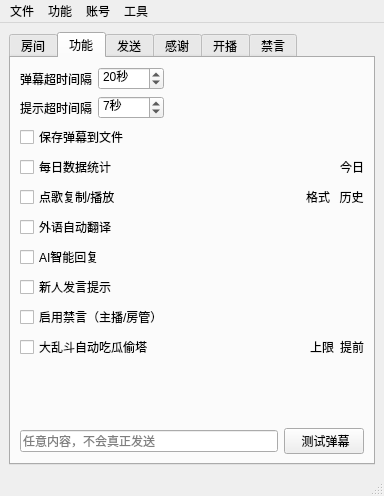
This is mainwindow.ui in iwxyi/Bilibili-MagicalDanmaku as Qt 5 draws it before an edit. The edited form follows.
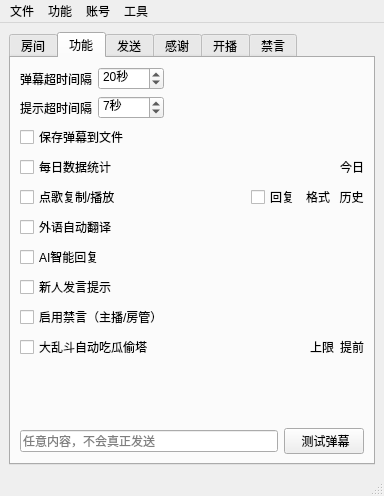
This is the edited form.

Commit message: 修复自动回复死循环点歌；优化点歌频率

Patch:
```diff
--- a/mainwindow.ui
+++ b/mainwindow.ui
@@ -263,7 +263,7 @@
          </layout>
         </item>
         <item>
-         <layout class="QHBoxLayout" name="horizontalLayout_4" stretch="1,0,0">
+         <layout class="QHBoxLayout" name="horizontalLayout_4" stretch="1,0,0,0">
           <property name="topMargin">
            <number>0</number>
           </property>
@@ -277,6 +277,13 @@
             </property>
            </widget>
           </item>
+          <item>
+           <widget class="QCheckBox" name="diangeReplyCheck">
+            <property name="text">
+             <string>回复</string>
+            </property>
+           </widget>
+          </item>
           <item>
            <widget class="QPushButton" name="diangeFormatButton">
             <property name="styleSheet">
```
Left out of the diff: 2 changed lines with no effect on the pictures. The commit also changes 4 other files.
